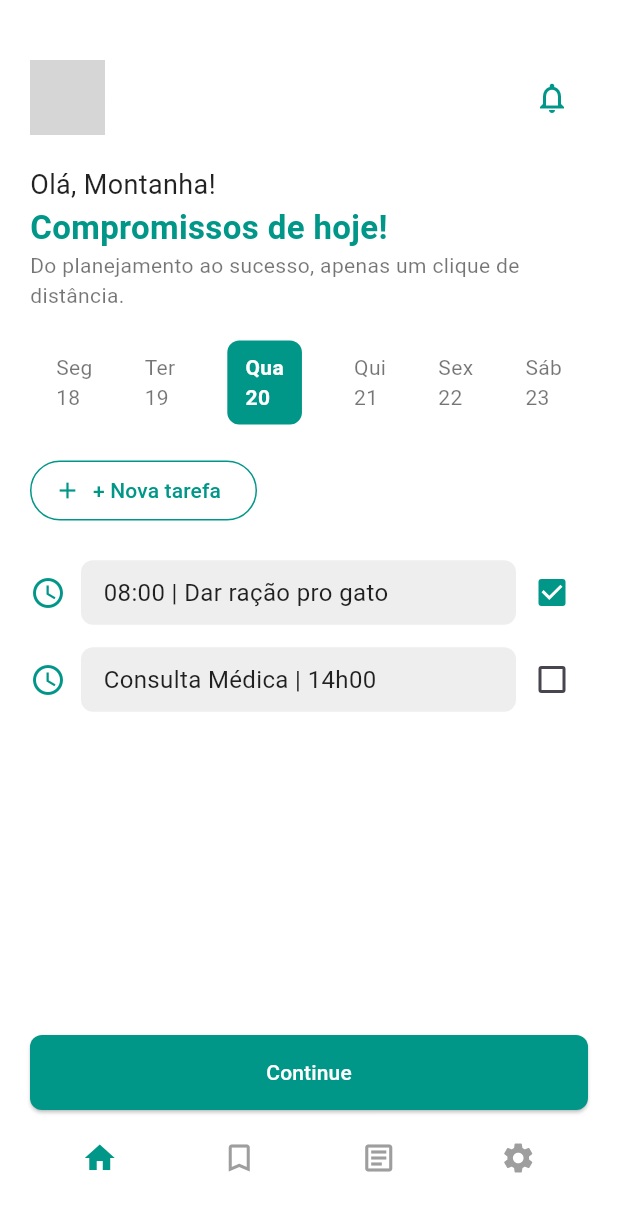
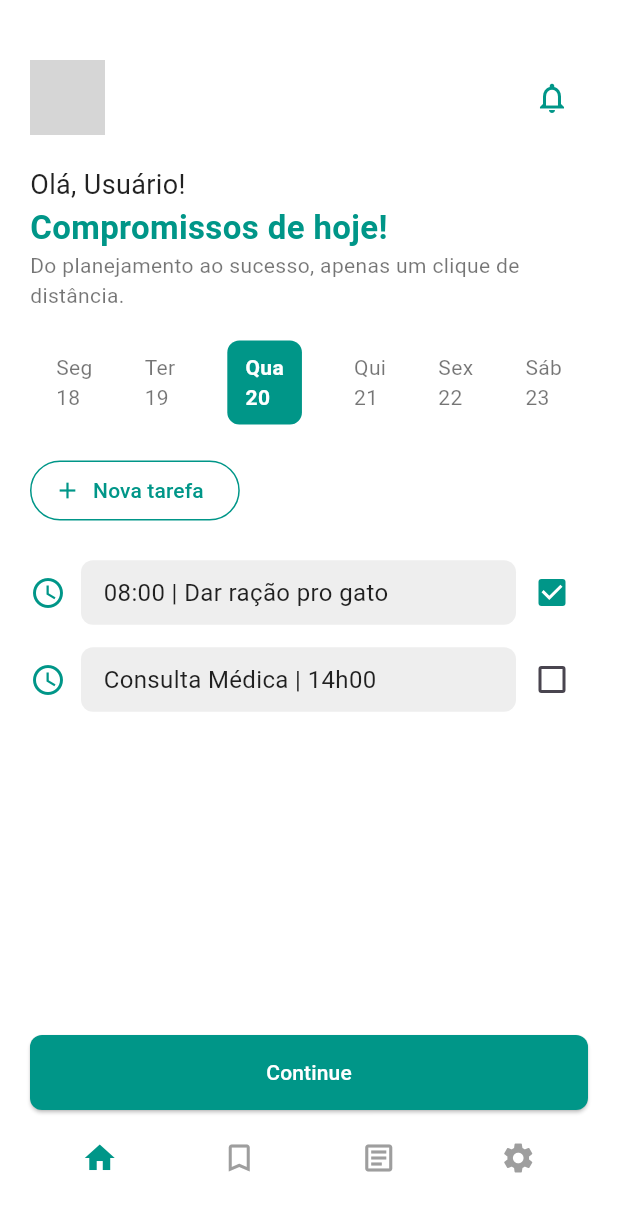
Before and after one commit to GustavoGFV/ClearTask, a Flutter app: the TaskDashboardScreen screen opened by its route, on a phone screen of 412 x 824 dp. Shown: the top 1212 px of the screen. Run offline on Flutter 3.47's test engine with Material 3 defaults, Android fonts, the phone set to English and light mode, and no system bars; our stand-ins replace shared_preferences; accounts and stored records are empty; grey boxes are pictures that could not be loaded.

Commit message:
Adjustments for mainScreen login

```diff
--- a/cleartask/lib/TaskDashboardScreen/taskDashboardScreen.dart
+++ b/cleartask/lib/TaskDashboardScreen/taskDashboardScreen.dart
@@ -25,7 +25,7 @@ class _TaskDashboardScreenState extends State<TaskDashboardScreen> {
               mainAxisAlignment: MainAxisAlignment.spaceBetween,
               children: [
                 CircleAvatar(
-                  backgroundImage: AssetImage('assets/profile.jpg'), // Replace with actual profile image
+                  backgroundImage: AssetImage('assets/profile.png'), // Replace with actual profile image
                   radius: 25,
                 ),
                 IconButton(
@@ -40,7 +40,7 @@ class _TaskDashboardScreenState extends State<TaskDashboardScreen> {
 
             // Welcome message
             const Text(
-              'Olá, Montanha!',
+              'Olá, Usuário!',
               style: TextStyle(fontSize: 18, color: Colors.black87),
             ),
             const Text(
@@ -85,9 +85,9 @@ class _TaskDashboardScreenState extends State<TaskDashboardScreen> {
                     // Handle adding new task
                   },
                   icon: const Icon(Icons.add, color: Colors.teal),
-                  label: const Text('+ Nova tarefa', style: TextStyle(color: Colors.teal)),
+                  label: const Text('Nova tarefa', style: TextStyle(color: Colors.teal)),
                   style: OutlinedButton.styleFrom(
-                    side: BorderSide(color: Colors.teal),
+                    side: const BorderSide(color: Colors.teal),
                     shape: RoundedRectangleBorder(borderRadius: BorderRadius.circular(20)),
                   ),
                 ),
@@ -115,7 +115,6 @@ class _TaskDashboardScreenState extends State<TaskDashboardScreen> {
                 onPressed: () {
                   // Handle continue action
                 },
-                child: const Text('Continue'),
                 style: ElevatedButton.styleFrom(
                   backgroundColor: Colors.teal,
                   foregroundColor: Colors.white,
@@ -124,14 +123,15 @@ class _TaskDashboardScreenState extends State<TaskDashboardScreen> {
                     borderRadius: BorderRadius.circular(8),
                   ),
                 ),
+                child: const Text('Continue'),
               ),
             ),
 
             // Bottom navigation bar
             const SizedBox(height: 20),
-            Row(
+            const Row(
               mainAxisAlignment: MainAxisAlignment.spaceAround,
-              children: const [
+              children: [
                 Icon(Icons.home, color: Colors.teal),
                 Icon(Icons.bookmark_border, color: Colors.grey),
                 Icon(Icons.article_outlined, color: Colors.grey),
```
Also changed, not shown: cleartask/assets/profile.png (added).
